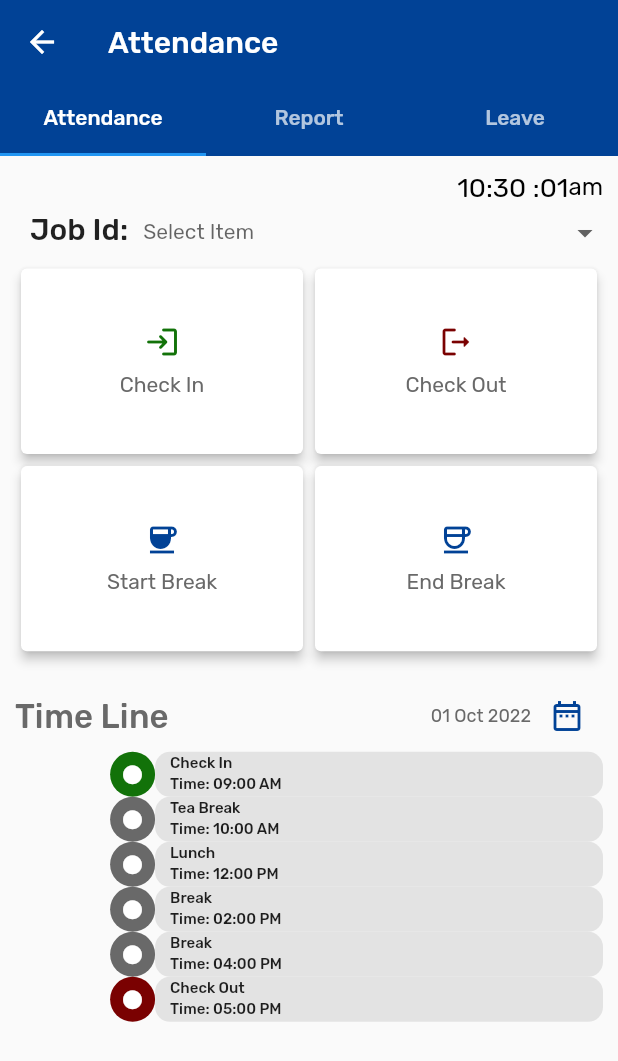
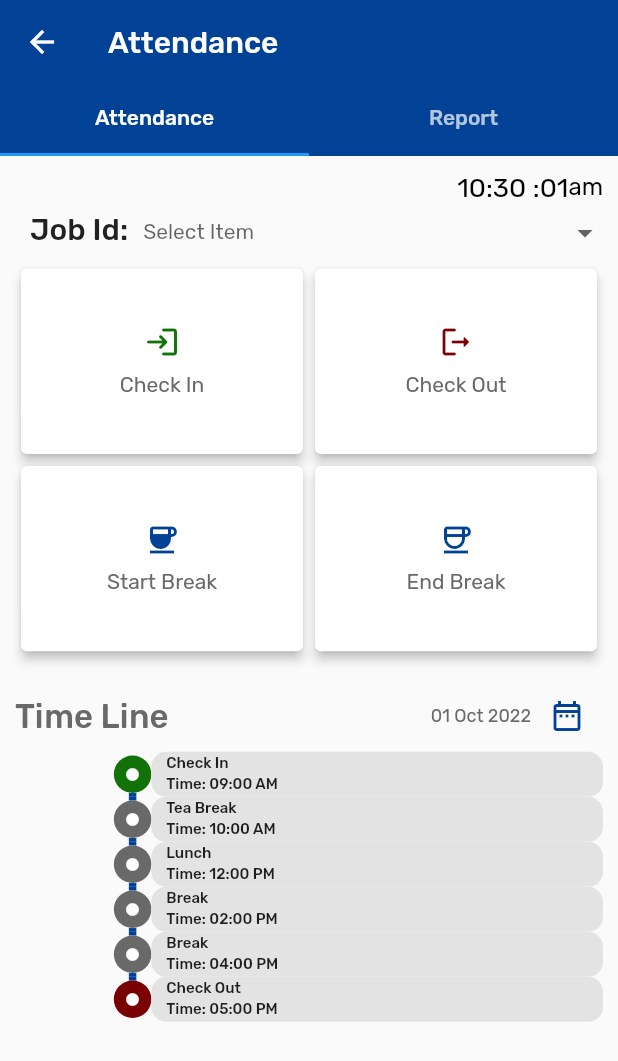
Before and after one commit to fasil2401/axolon_erp_deploy, a Flutter app: the AttendanceScreen screen opened directly, on a phone screen of 412 x 824 dp. Shown: the top 1061 px of the screen. Run offline on Flutter 3.47's test engine with Material 2 defaults, Android fonts, the phone set to English and light mode, and no system bars; drawn by our look-alikes of dropdown_button2, timeline_tile; our stand-ins replace flutter_svg, gallery_saver, get, package_info_plus, permission_handler, qr_flutter and 5 more; missing offline and left inert: encrypt, qr_code_scanner; accounts and stored records are empty.

```diff
--- a/lib/view/Attendance Screen/attendance_screen.dart
+++ b/lib/view/Attendance Screen/attendance_screen.dart
@@ -30,7 +30,7 @@ class _AttendanceScreenState extends State<AttendanceScreen> {
   @override
   Widget build(BuildContext context) {
     return DefaultTabController(
-      length: 3,
+      length: 2,
       child: Scaffold(
         appBar: AppBar(
           title: const Text('Attendance'),
@@ -41,9 +41,9 @@ class _AttendanceScreenState extends State<AttendanceScreen> {
             Tab(
               text: 'Report',
             ),
-            Tab(
-              text: 'Leave',
-            ),
+            // Tab(
+            //   text: 'Leave',
+            // ),
           ]),
         ),
         body: TabBarView(
@@ -171,15 +171,15 @@ class _AttendanceScreenState extends State<AttendanceScreen> {
                             isLast: index == timeLineList.length - 1,
                             afterLineStyle: LineStyle(
                               color: AppColors.primary,
-                              thickness: 10,
+                              thickness: 5,
                             ),
                             beforeLineStyle: LineStyle(
                               color: AppColors.primary,
-                              thickness: 10,
+                              thickness: 5,
                             ),
                             indicatorStyle: IndicatorStyle(
-                              width: 30,
-                              height: 30,
+                              width: 25,
+                              height: 25,
                               indicator: Container(
                                 decoration: BoxDecoration(
                                   shape: BoxShape.circle,
@@ -193,7 +193,7 @@ class _AttendanceScreenState extends State<AttendanceScreen> {
                                   child: Icon(
                                     Icons.circle,
                                     color: Colors.white,
-                                    size: 15,
+                                    size: 10,
                                   ),
                                 ),
                               ),
@@ -240,9 +240,9 @@ class _AttendanceScreenState extends State<AttendanceScreen> {
               ),
             ),
             ReportScreen(),
-            Center(
-              child: Text('Leave'),
-            ),
+            // Center(
+            //   child: Text('Leave'),
+            // ),
           ],
         ),
       ),
```
Also changed, not shown: 1 other file.
